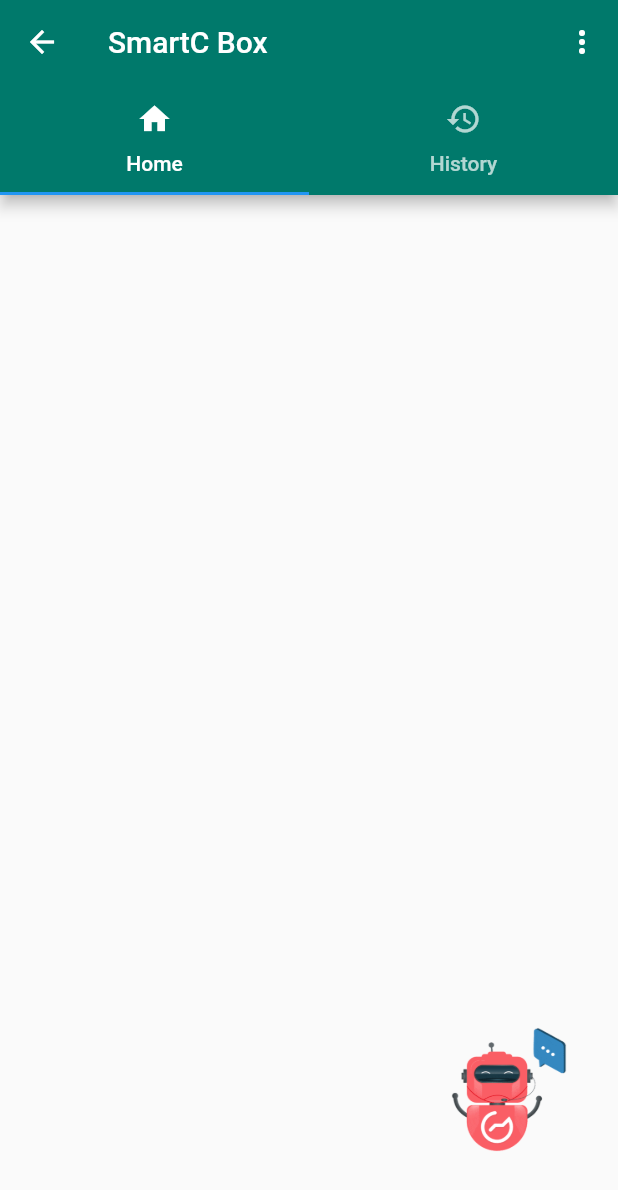
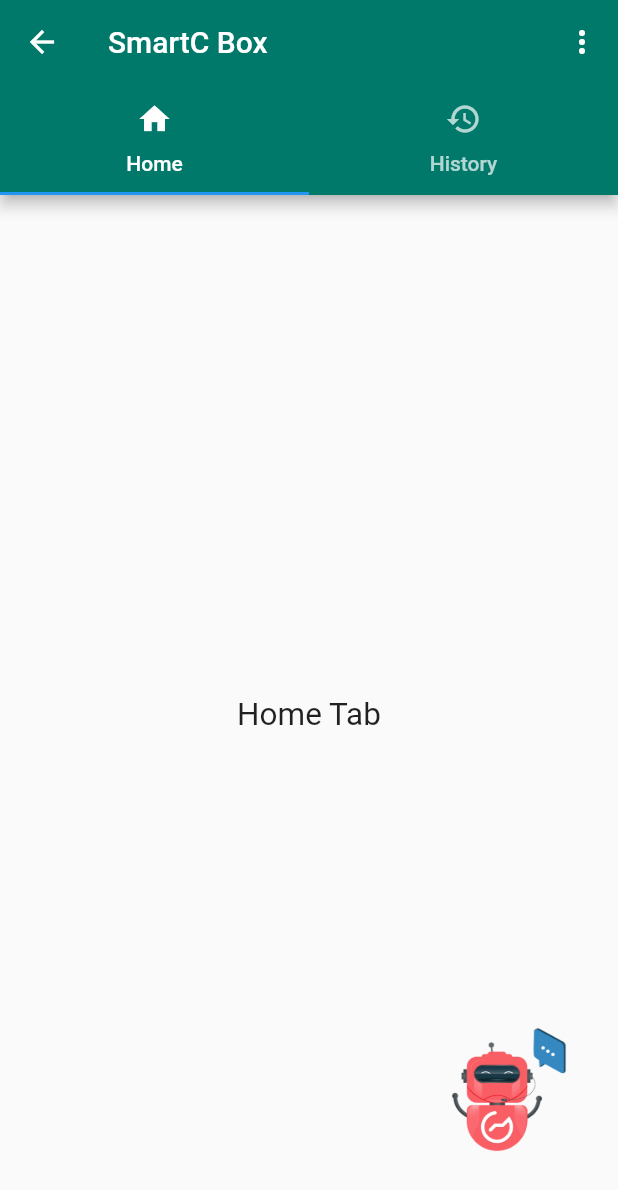
Before and after one commit to Kajal-ghadage2000/SmartC-Box-Flutter-Application, a Flutter app: the HomeScreen screen opened directly, on a phone screen of 412 x 824 dp. Shown: the top 1190 px of the screen. Run offline on Flutter 3.47's test engine with Material 2 defaults, Android fonts, the phone set to English and light mode, and no system bars; our stand-ins replace country_code_picker, firebase_auth, firebase_core, google_fonts, google_sign_in, lottie and 2 more; missing offline and left inert: country_list_pick, flutter_auth_buttons, flutter_gifimage, flutter_pin_code_fields, loading; accounts and stored records are empty.

Commit message:
Home tab in HomeScreen

```diff
--- a/lib/HomeScreen.dart
+++ b/lib/HomeScreen.dart
@@ -1,6 +1,8 @@
 import 'package:flutter/cupertino.dart';
 import 'package:flutter/material.dart';
 import 'package:flutter_gifimage/flutter_gifimage.dart';
+
+import 'Tabs/Home.dart';
 
 class HomeScreen extends StatefulWidget {
   @override
@@ -41,7 +43,9 @@ class _HomeScreenState extends State<HomeScreen> with SingleTickerProviderStateM
               ],
               backgroundColor: Colors.teal[700],
               title: Text("SmartC Box"),
-              bottom: TabBar(tabs: <Widget>[
+              bottom: TabBar(
+                  //isScrollable: true,
+                  tabs: <Widget>[
                 Tab(
                   icon: Icon(Icons.home),
                   text: 'Home',
@@ -51,6 +55,13 @@ class _HomeScreenState extends State<HomeScreen> with SingleTickerProviderStateM
                   text: 'History',
                 )
               ]),
-            )));
+            ),
+          body: TabBarView(
+            children: [
+              Home(),
+              Home(),
+            ],
+          ),
+        ));
   }
 }
--- /dev/null
+++ b/lib/Tabs/Home.dart
@@ -0,0 +1,17 @@
+import 'package:flutter/material.dart';
+
+class Home extends StatelessWidget {
+  @override
+  Widget build(BuildContext context) {
+    return MaterialApp(
+        debugShowCheckedModeBanner: false,
+        home: Scaffold(
+            body: Center(
+                child:
+                Text('Home Tab',
+                  style: TextStyle(fontSize: 21),)
+            )
+        )
+    );
+  }
+}
```
